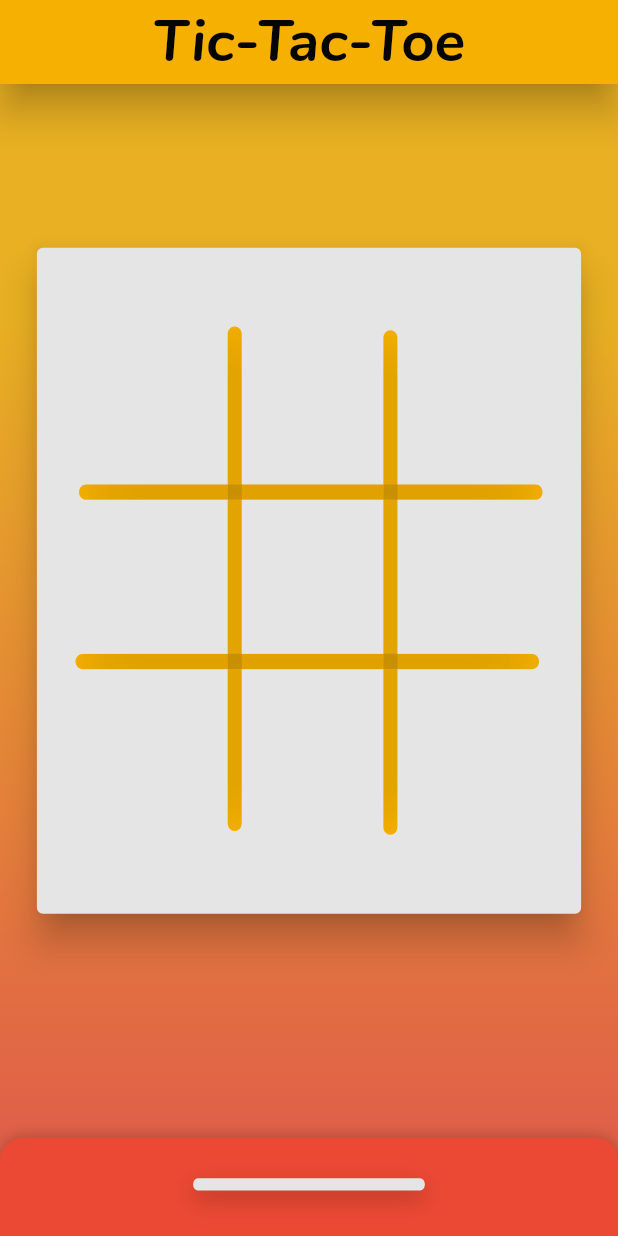
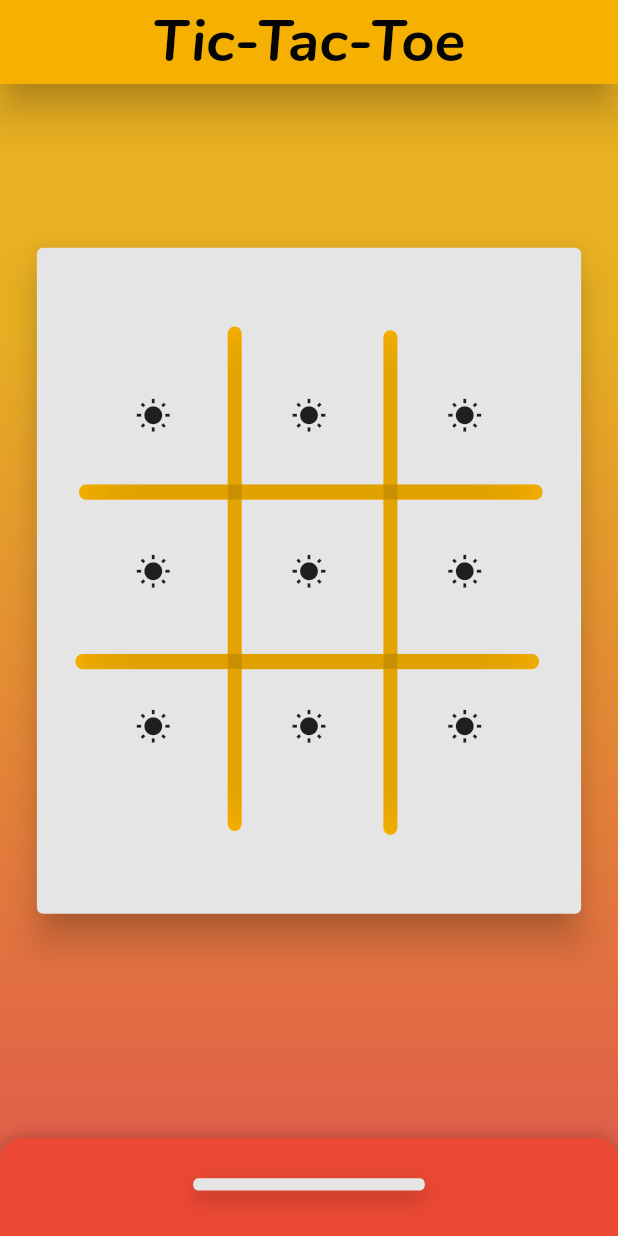
Before and after one commit to codenameakshay/tictactoe-flutter, a Flutter app: the screen it shows after launch, on a phone screen of 412 x 824 dp. Run offline on Flutter 3.47's test engine with Material 2 defaults, Android fonts, the phone set to English and light mode, and no system bars; drawn by our look-alikes of sliding_up_panel.

Commit message:
Added buttons to the UI

```diff
--- a/lib/body.dart
+++ b/lib/body.dart
@@ -1,4 +1,5 @@
 import 'package:flutter/material.dart';
+import 'package:flutter/services.dart';
 import './grid.dart';
 import './bg.dart';
 
@@ -35,13 +36,43 @@ class Body extends StatelessWidget {
                 child: Card(
                   color: Color(0xffe5e5e5),
                   elevation: 10,
-                  child: Container(
-                      margin: EdgeInsets.symmetric(
-                          vertical: constraints.maxHeight / 15.67777,
-                          horizontal: constraints.maxWidth / 15.99999),
-                      width: constraints.maxWidth / 1.99999,
-                      height: constraints.maxWidth / 7.83888,
-                      child: Grid()),
+                  child: Stack(
+                    children: <Widget>[
+                      Container(
+                        margin: EdgeInsets.symmetric(
+                            vertical: constraints.maxHeight / 15.67777,
+                            horizontal: constraints.maxWidth / 15.99999),
+                        width: constraints.maxWidth / 0.99999,
+                        height: constraints.maxWidth / 0.83888,
+                        child: Grid(),
+                      ),
+                      Container(
+                        margin: EdgeInsets.symmetric(
+                            vertical: constraints.maxHeight / 13.67777,
+                            horizontal: constraints.maxWidth / 15.99999),
+                        child: GridView.count(
+                          crossAxisCount: 3,
+                          children: List.generate(
+                            9,
+                            (index) {
+                              return Container(
+                                padding: EdgeInsets.all(constraints.maxWidth/24),
+                                child: RaisedButton(shape: RoundedRectangleBorder(borderRadius: BorderRadius.circular(25)),
+                                splashColor: Color(0xffeb4934),
+                                  color: Color(0xffe5e5e5),
+                                  elevation: 0,
+                                  child: Icon(Icons.wb_sunny),
+                                  onPressed: () {
+                                    HapticFeedback.vibrate();
+                                  },
+                                ),
+                              );
+                            },
+                          ),
+                        ),
+                      ),
+                    ],
+                  ),
                 ),
               )
             ],
--- a/lib/grid.dart
+++ b/lib/grid.dart
@@ -55,8 +55,6 @@ class GridPainter extends CustomPainter {
         var frame = Rect.fromLTWH(0.0, 0.0, 267.0000000000,
             267.0000000000) /* H:SCALE V:SCALE F:(l:0,t:0,r:0,b:0,w:267,h:267) */;
         canvas.save();
-        print(container.width);
-        print(container.height);
         canvas.scale((container.width) / 267.0000000000,
             (container.height) / 267.0000000000);
         canvas.transform(Float64List.fromList([
--- a/lib/main.dart
+++ b/lib/main.dart
@@ -11,8 +11,33 @@ void main() {
 class MyApp extends StatelessWidget {
   @override
   Widget build(BuildContext context) {
+    // Future<bool> _onBackPressed() {
+    //   return showDialog(
+    //     context: context,
+    //     builder: (context) {
+    //       return AlertDialog(
+    //         title: Text('Do you really want to exit the app?'),
+    //         actions: <Widget>[
+    //           FlatButton(
+    //             onPressed: () => Navigator.of(context).maybePop(),
+    //             child: Text('No'),
+    //           ),
+    //           FlatButton(
+    //             onPressed: () => Navigator.of(context).maybePop(),
+    //             child: Text('Yes'),
+    //           ),
+    //         ],
+    //       );
+    //     },
+    //   );
+    // }
+
     return MaterialApp(
-      home: Scaffold(
+      home:
+          // WillPopScope(
+          //   onWillPop: _onBackPressed,
+          //   child:
+          Scaffold(
         appBar: AppBar(
           elevation: 10,
           backgroundColor: Color(0xfff5b002),
@@ -29,9 +54,9 @@ class MyApp extends StatelessWidget {
               color: Color(0xffeb4934),
               borderRadius: BorderRadius.only(
                   topLeft: Radius.circular(15), topRight: Radius.circular(15)),
-              minHeight: constraints.maxHeight/11.7333,
-              maxHeight: constraints.maxHeight/2.5142,
-              margin: EdgeInsets.only(top: constraints.maxHeight/7.039999),
+              minHeight: constraints.maxHeight / 11.7333,
+              maxHeight: constraints.maxHeight / 2.5142,
+              margin: EdgeInsets.only(top: constraints.maxHeight / 7.039999),
               backdropEnabled: true,
               panel: BottomPanel(),
               body: Body(),
@@ -39,6 +64,7 @@ class MyApp extends StatelessWidget {
           },
         ),
       ),
+      // ),
     );
   }
 }
```
